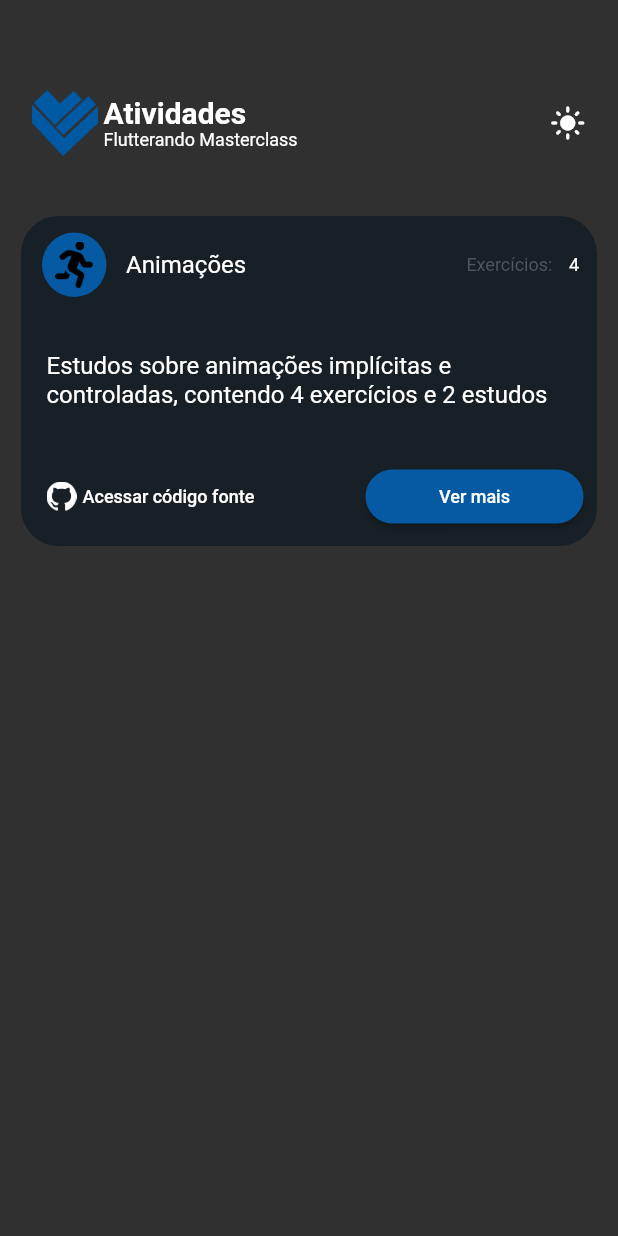
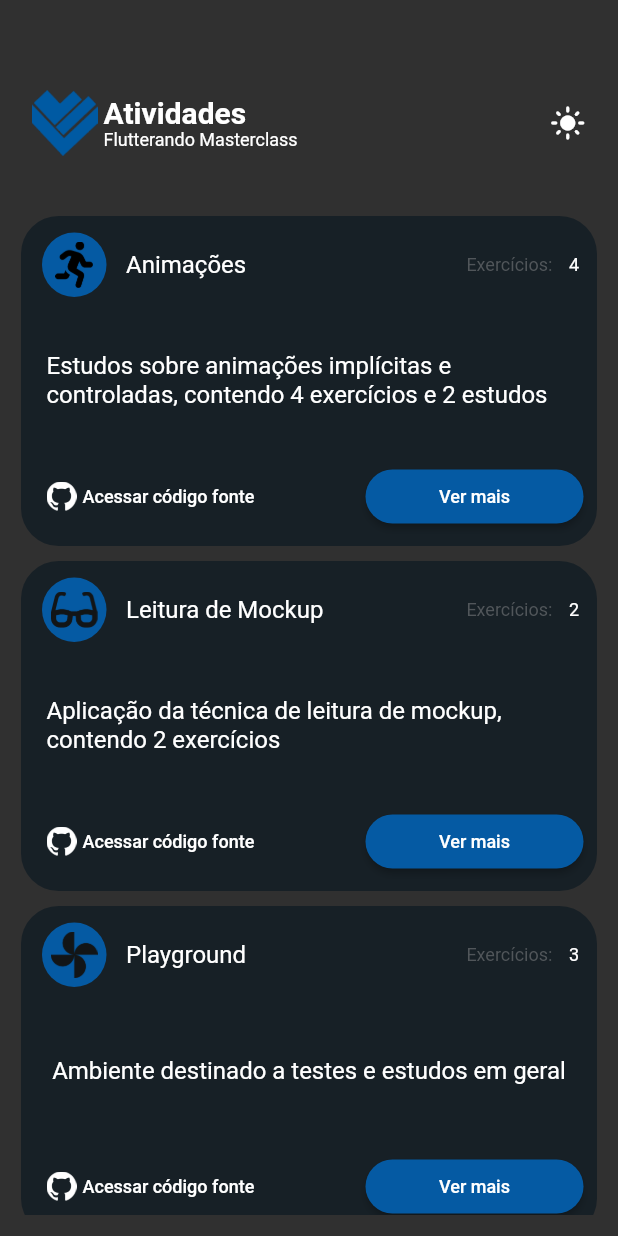
Before and after one commit to ygcoutinho/app_folio, a Flutter app: the screen it shows after launch, on a phone screen of 412 x 824 dp. Run offline on Flutter 3.47's test engine with Material 2 defaults, Android fonts, the phone set to English and light mode, and no system bars.

Commit message:
criação da listview e dummy data

```diff
--- a/lib/components/card/card_git_ button.dart
+++ b/lib/components/card/card_git_button.dart
@@ -1,7 +1,9 @@
 import 'package:flutter/material.dart';
 
 class CardGitButton extends StatelessWidget {
-  const CardGitButton({Key? key}) : super(key: key);
+  const CardGitButton({
+    Key? key,
+  }) : super(key: key);
 
   @override
   Widget build(BuildContext context) {
--- a/lib/components/card/card_icon_exercises.dart
+++ b/lib/components/card/card_icon_exercises.dart
@@ -1,7 +1,11 @@
 import 'package:flutter/material.dart';
 
 class CardIconExercises extends StatelessWidget {
-  const CardIconExercises({Key? key}) : super(key: key);
+  final String icon;
+  final String title;
+  final String exercicesQuantity;
+
+  const CardIconExercises({Key? key, required this.icon, required this.title, required this.exercicesQuantity}) : super(key: key);
 
   @override
   Widget build(BuildContext context) {
@@ -21,27 +25,27 @@ class CardIconExercises extends StatelessWidget {
                 ),
                 child: Padding(
                   padding: const EdgeInsets.all(6.0),
-                  child: Image.asset('lib/assets/images/icons/Icon awesome-running@3x.png'),
+                  child: Image.asset(icon),
                 ),
               ),
             ),
-            const Text(
-              'Animações',
-              style: TextStyle(fontSize: 16),
+            Text(
+              title,
+              style: const TextStyle(fontSize: 16),
             ),
           ],
         ),
         Row(
-          children: const [
-            Text(
+          children: [
+            const Text(
               'Exercícios:',
               style: TextStyle(fontSize: 12, color: Color(0xFF51565A)),
             ),
             Padding(
-              padding: EdgeInsets.only(left: 11, right: 11),
+              padding: const EdgeInsets.only(left: 11, right: 11),
               child: Text(
-                '4',
-                style: TextStyle(fontSize: 12),
+                exercicesQuantity,
+                style: const TextStyle(fontSize: 12),
               ),
             ),
           ],
--- a/lib/components/card/card_widget.dart
+++ b/lib/components/card/card_widget.dart
@@ -1,9 +1,12 @@
-import 'package:app_folio/components/card/card_git_%20button.dart';
+import 'package:app_folio/components/card/card_git_button.dart';
 import 'package:app_folio/components/card/card_icon_exercises.dart';
+import 'package:app_folio/models/card_model.dart';
 import 'package:flutter/material.dart';
 
 class CardWidget extends StatelessWidget {
-  const CardWidget({Key? key}) : super(key: key);
+  CardModel cardItems;
+
+  CardWidget({Key? key, required this.cardItems}) : super(key: key);
 
   @override
   Widget build(BuildContext context) {
@@ -17,15 +20,15 @@ class CardWidget extends StatelessWidget {
       ),
       child: Column(
         mainAxisAlignment: MainAxisAlignment.spaceBetween,
-        children: const [
-          CardIconExercises(),
+        children: [
+          CardIconExercises(icon: cardItems.icon, title: cardItems.title, exercicesQuantity: cardItems.exercicesQuantity),
           Padding(
             padding: const EdgeInsets.only(left: 16, right: 16),
             child: Text(
-              'Estudos sobre animações implícitas e controladas, contendo 4 exercícios e 2 estudos',
+              cardItems.description,
               maxLines: 2,
               softWrap: true,
-              style: TextStyle(fontSize: 16),
+              style: const TextStyle(fontSize: 16),
             ),
           ),
           CardGitButton(),
--- /dev/null
+++ b/lib/data/dummy_data.dart
@@ -0,0 +1,31 @@
+import 'package:app_folio/models/card_model.dart';
+
+final DUMMY_DATA = [
+  CardModel(
+    id: '1',
+    icon: 'lib/assets/images/icons/Icon-awesome-running@3x.png',
+    title: 'Animações',
+    exercicesQuantity: '4',
+    description: 'Estudos sobre animações implícitas e controladas, contendo 4 exercícios e 2 estudos',
+    gitHubUrl: '',
+    screenRoute: '',
+  ),
+  CardModel(
+    id: '2',
+    icon: 'lib/assets/images/icons/Icon-awesome-glasses@3x.png',
+    title: 'Leitura de Mockup',
+    exercicesQuantity: '2',
+    description: 'Aplicação da técnica de leitura de mockup, contendo 2 exercícios',
+    gitHubUrl: '',
+    screenRoute: '',
+  ),
+  CardModel(
+    id: '3',
+    icon: 'lib/assets/images/icons/Icon-material-toys@3x.png',
+    title: 'Playground',
+    exercicesQuantity: '3',
+    description: 'Ambiente destinado a testes e estudos em geral',
+    gitHubUrl: '',
+    screenRoute: '',
+  ),
+];
--- /dev/null
+++ b/lib/models/card_model.dart
@@ -0,0 +1,19 @@
+class CardModel {
+  final String id;
+  final String icon;
+  final String title;
+  final String exercicesQuantity;
+  final String description;
+  final String gitHubUrl;
+  final String screenRoute;
+
+  CardModel({
+    required this.id,
+    required this.icon,
+    required this.title,
+    required this.exercicesQuantity,
+    required this.description,
+    required this.gitHubUrl,
+    required this.screenRoute,
+  });
+}
--- a/lib/pages/main_page.dart
+++ b/lib/pages/main_page.dart
@@ -1,5 +1,6 @@
 import 'package:app_folio/components/AppBar/appbar_content.dart';
 import 'package:app_folio/components/card/card_widget.dart';
+import 'package:app_folio/data/dummy_data.dart';
 import 'package:flutter/material.dart';
 
 class MainPage extends StatelessWidget {
@@ -8,13 +9,20 @@ class MainPage extends StatelessWidget {
   @override
   Widget build(BuildContext context) {
     return Scaffold(
-      appBar: PreferredSize(
+      appBar: const PreferredSize(
         preferredSize: Size.fromHeight(130),
         child: AppBarContent(),
       ),
       body: Padding(
         padding: const EdgeInsets.all(14.0),
-        child: CardWidget(),
+        child: ListView.builder(
+            itemCount: DUMMY_DATA.length,
+            itemBuilder: (context, index) {
+              return Padding(
+                padding: const EdgeInsets.only(bottom: 10),
+                child: CardWidget(cardItems: DUMMY_DATA[index]),
+              );
+            }),
       ),
     );
   }
```
Also changed, not shown: lib/assets/images/icons/Icon-awesome-glasses@3x.png (added), lib/assets/images/icons/Icon-awesome-running@3x.png (renamed from lib/assets/images/icons/Icon awesome-running@3x.png), lib/assets/images/icons/Icon-material-toys@3x.png (added).
